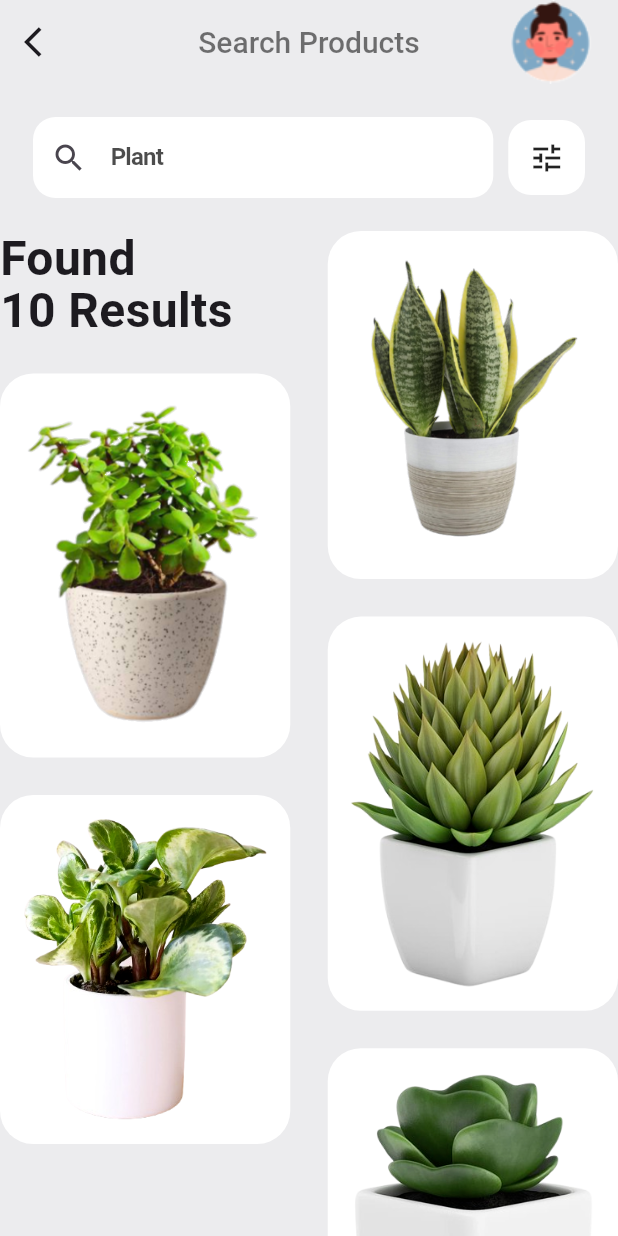
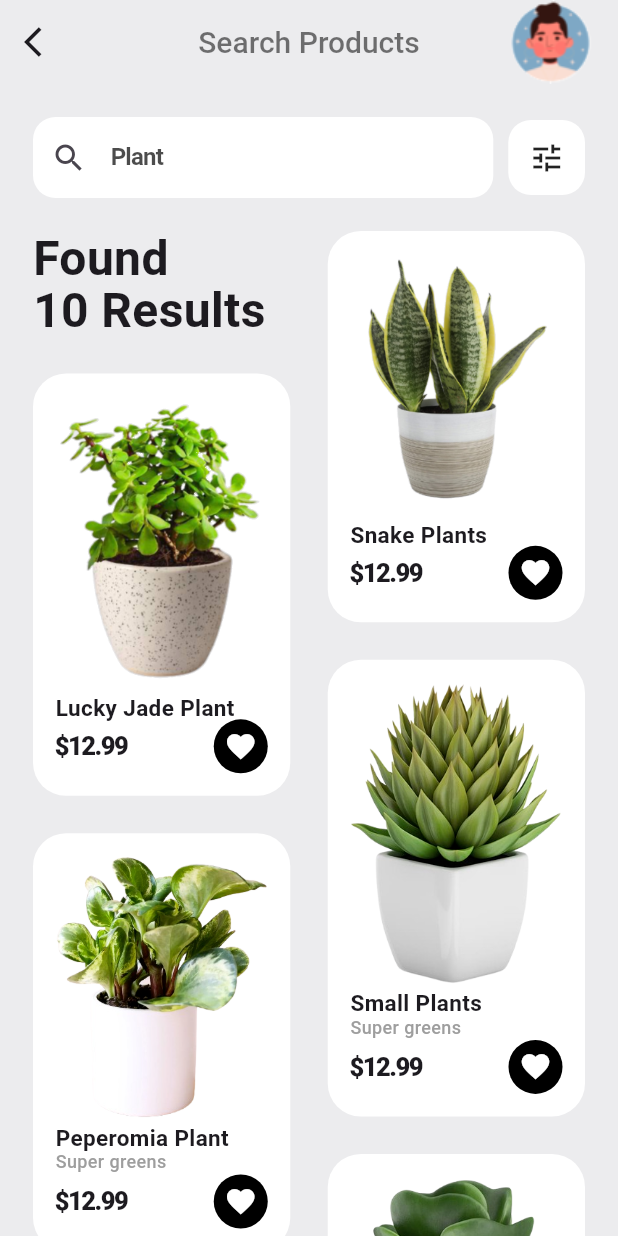
Before and after one commit to dwaipayan7/flutter_plant_shop_ui, a Flutter app: the PlantsHomeScreen screen opened directly, on a phone screen of 412 x 824 dp. Run offline on Flutter 3.47's test engine with Material 3 defaults, Android fonts, the phone set to English and light mode, and no system bars.

Commit message:
feat: Implement plant details screen and enhance UI
This commit introduces the plant details screen and includes the following changes:

-   **Feature:** Added `PlantDetailsPage` to display detailed information about a selected plant.
-   **Navigation:** Implemented navigation from `PlantsHomeScreen` to `PlantDetailsPage` on plant tap.
-   **UI Enhancements:**
-       Improved plant item display in `PlantsHomeScreen` with name, category, price, and favorite icon.
-       Added padding to the `MasonryGridView` in `PlantsHomeScreen`.
-       Included a shopping cart icon in the `AppBar` of `PlantDetailsPage`.
-   **Layout:** Designed a basic layout for `PlantDetailsPage` with a vertical `PageView` for plant images.

```diff
--- a/lib/screens/plants_home_screen.dart
+++ b/lib/screens/plants_home_screen.dart
@@ -1,6 +1,7 @@
 import 'package:flutter/material.dart';
 import 'package:flutter_plant_shop_ui/cors/constants.dart';
 import 'package:flutter_plant_shop_ui/models/plant_model.dart';
+import 'package:flutter_plant_shop_ui/screens/plant_details_page.dart';
 import 'package:flutter_staggered_grid_view/flutter_staggered_grid_view.dart';
 
 class PlantsHomeScreen extends StatefulWidget {
@@ -21,6 +22,7 @@ class _PlantsHomeScreenState extends State<PlantsHomeScreen> {
           children: [
             searchField(),
             MasonryGridView(
+              padding: const EdgeInsets.symmetric(horizontal: 22),
               crossAxisSpacing: 25,
               mainAxisSpacing: 25,
               shrinkWrap: true,
@@ -40,7 +42,14 @@ class _PlantsHomeScreenState extends State<PlantsHomeScreen> {
                 ),
                 for (var plant in plants)
                   GestureDetector(
-                    onTap: () {},
+                    onTap: () {
+                      Navigator.push(
+                        context,
+                        MaterialPageRoute(
+                          builder: (context) => PlantDetailsPage(plant: plant),
+                        ),
+                      );
+                    },
                     child: Container(
                       decoration: BoxDecoration(
                         color: Colors.white,
@@ -48,7 +57,52 @@ class _PlantsHomeScreenState extends State<PlantsHomeScreen> {
                       ),
                       padding: EdgeInsets.all(15),
                       child: Column(
-                        children: [Center(child: Image.asset(plant.image))],
+                        crossAxisAlignment: CrossAxisAlignment.start,
+                        children: [
+                          Center(child: Image.asset(plant.image)),
+                          SizedBox(height: 5),
+                          Text(
+                            plant.name,
+                            style: TextStyle(
+                              fontWeight: FontWeight.bold,
+                              fontSize: 15,
+                              height: 1,
+                            ),
+                          ),
+
+                          if (plant.category != null)
+                            Text(
+                              plant.category!,
+                              style: TextStyle(
+                                fontSize: 12,
+                                fontWeight: FontWeight.w500,
+                                color: Colors.grey,
+                              ),
+                            ),
+
+                          Row(
+                            children: [
+                              Text(
+                                "\$${plant.price}",
+                                style: TextStyle(
+                                  fontSize: 17,
+                                  fontWeight: FontWeight.w800,
+                                  letterSpacing: -1,
+                                ),
+                              ),
+                              Spacer(),
+                              CircleAvatar(
+                                radius: 18,
+                                backgroundColor: Colors.black,
+                                child: Icon(
+                                  Icons.favorite,
+                                  color: Colors.white,
+                                  size: 22,
+                                ),
+                              ),
+                            ],
+                          ),
+                        ],
                       ),
                     ),
                   ),
@@ -111,7 +165,12 @@ class _PlantsHomeScreenState extends State<PlantsHomeScreen> {
   AppBar headerPart() {
     return AppBar(
       backgroundColor: myBackgroundColor,
-      leading: IconButton(onPressed: () {}, icon: Icon(Icons.arrow_back_ios)),
+      leading: IconButton(
+        onPressed: () {
+          Navigator.pop(context);
+        },
+        icon: Icon(Icons.arrow_back_ios),
+      ),
       centerTitle: true,
       title: Text(
         "Search Products",
```
Also changed, not shown: lib/screens/plant_details_page.dart (added, +56 -0 lines).
